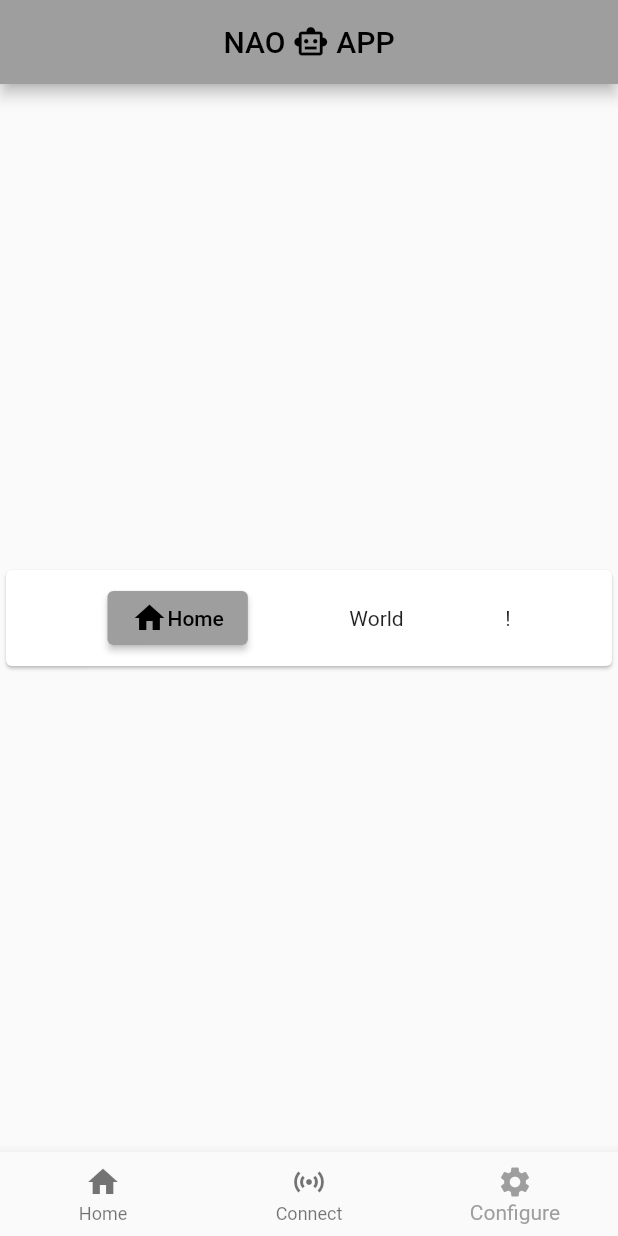
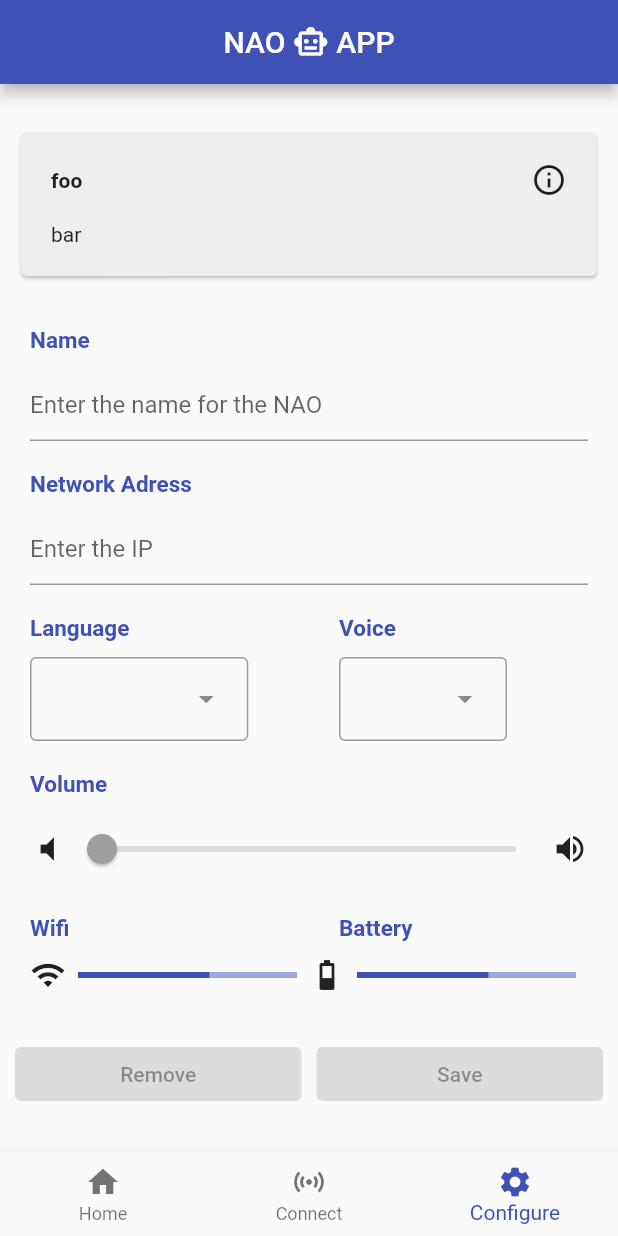
Before and after one commit to sbaer2306/NAO-APP, a Flutter app: the screen it shows after launch, item 3 of the bottom bar chosen, on a phone screen of 412 x 824 dp. Run offline on Flutter 3.47's test engine with Material 2 defaults, Android fonts, the phone set to English and light mode, and no system bars.

Commit message:
added: basic config layout

```diff
--- a/lib/my_app.dart
+++ b/lib/my_app.dart
@@ -29,7 +29,7 @@ class MyAppState extends State<MyApp> {
         debugShowCheckedModeBanner: false,
         title: 'NAO-App',
         theme: ThemeData(
-          primarySwatch: Colors.grey,
+          primarySwatch: Colors.indigo,
         ),
         home: SafeArea(
             child: Scaffold(
--- a/lib/pages/config_view.dart
+++ b/lib/pages/config_view.dart
@@ -1,48 +1,170 @@
 import 'package:flutter/material.dart';
+import 'package:nao_app/ui_elements/info_card.dart';
+
+class ConfigItem extends StatelessWidget {
+  const ConfigItem({Key? key, required this.children}) : super(key: key);
+
+  final List<Widget> children;
+
+  @override
+  Widget build(BuildContext context) {
+    return Padding(
+        padding: const EdgeInsets.only(left: 20, right: 20, top: 10),
+        child: Row(
+          children: children,
+        ));
+  }
+}
+
+class ConfigTitle extends StatelessWidget {
+  const ConfigTitle({Key? key, required this.title}) : super(key: key);
+
+  final String title;
+
+  @override
+  Widget build(BuildContext context) {
+    return Center(
+      child: Align(
+        alignment: Alignment.centerLeft,
+        child: Padding(
+          padding: const EdgeInsets.only(left: 20, right: 20, top: 20),
+          child: Text(
+            title,
+            style: TextStyle(
+              color: Theme.of(context).primaryColor,
+              fontSize: 15,
+              fontWeight: FontWeight.bold,
+            ),
+          ),
+        ),
+      ),
+    );
+  }
+}
 
 class ConfigView extends StatelessWidget {
   const ConfigView({Key? key}) : super(key: key);
 
   @override
   Widget build(BuildContext context) {
-    void promptDialog() {
-      showDialog(
-          context: context,
-          builder: (BuildContext context) {
-            return AlertDialog(
-              title: const Text("Dialog Title"),
-              content: const Text("Dialog Content"),
-              actions: [
-                TextButton(
-                    child: const Text("Ok"),
-                    onPressed: () {
-                      Navigator.of(context).pop();
-                    }),
-                TextButton(
-                    onPressed: () {
-                      Navigator.of(context).pop();
-                    },
-                    child: const Text("Close"))
-              ],
-            );
-          });
-    }
-
-    return Center(
-        child: Card(
-            child:
-                ButtonBar(alignment: MainAxisAlignment.spaceEvenly, children: [
-      ElevatedButton(
-        onPressed: promptDialog,
-        child: Row(
-          children: const [
-            Icon(Icons.home),
-            Text("Home"),
+    return SingleChildScrollView(
+        child: Column(
+      crossAxisAlignment: CrossAxisAlignment.start,
+      mainAxisAlignment: MainAxisAlignment.start,
+      children: [
+        const InfoCard(title: "foo", description: "bar"),
+        const ConfigTitle(title: "Name"),
+        const ConfigItem(children: [
+          Expanded(
+            child: TextField(
+              decoration:
+                  InputDecoration(hintText: "Enter the name for the NAO"),
+            ),
+          ),
+        ]),
+        const ConfigTitle(title: "Network Adress"),
+        const ConfigItem(children: [
+          Expanded(
+            child: TextField(
+              decoration: InputDecoration(hintText: "Enter the IP"),
+            ),
+          ),
+        ]),
+        Row(
+          mainAxisAlignment: MainAxisAlignment.spaceEvenly,
+          children: [
+            Expanded(
+              child: Column(
+                  crossAxisAlignment: CrossAxisAlignment.start,
+                  children: const [
+                    ConfigTitle(title: "Language"),
+                    ConfigItem(children: [
+                      DropdownMenu(dropdownMenuEntries: [
+                        DropdownMenuEntry(value: "german", label: "German")
+                      ])
+                    ])
+                  ]),
+            ),
+            Expanded(
+              child: Column(
+                  crossAxisAlignment: CrossAxisAlignment.start,
+                  children: const [
+                    ConfigTitle(title: "Voice"),
+                    ConfigItem(
+                        children: [DropdownMenu(dropdownMenuEntries: [])])
+                  ]),
+            )
           ],
         ),
-      ),
-      const Text("World"),
-      const Text("!")
-    ])));
+        const ConfigTitle(title: "Volume"),
+        const ConfigItem(
+          children: [
+            Icon(Icons.volume_mute),
+            Expanded(
+              child: Slider(value: 0, onChanged: null),
+            ),
+            Icon(Icons.volume_up),
+          ],
+        ),
+        Row(children: const [
+          Expanded(
+            child: ConfigTitle(title: "Wifi"),
+          ),
+          Expanded(
+            child: ConfigTitle(title: "Battery"),
+          ),
+        ]),
+        const ConfigItem(
+          children: [
+            Icon(Icons.wifi),
+            SizedBox(width: 8.0),
+            Expanded(
+              child: SizedBox(
+                height: 4.0,
+                child: LinearProgressIndicator(
+                  value: .6,
+                ),
+              ),
+            ),
+            SizedBox(width: 8.0),
+            Icon(Icons.battery_3_bar_outlined),
+            SizedBox(width: 8.0),
+            Expanded(
+              child: SizedBox(
+                height: 4.0,
+                child: LinearProgressIndicator(
+                  value: .6,
+                ),
+              ),
+            ),
+            SizedBox(width: 8.0),
+          ],
+        ),
+        const SizedBox(
+          height: 20,
+        ),
+        Padding(
+          padding: const EdgeInsets.all(10),
+          child: Row(
+            children: const [
+              Expanded(
+                child: ElevatedButton(
+                  onPressed: null,
+                  child: Text("Remove"),
+                ),
+              ),
+              SizedBox(
+                width: 10,
+              ),
+              Expanded(
+                  child: ElevatedButton(
+                onPressed: null,
+                child: Text("Save"),
+              )),
+            ],
+          ),
+        )
+      ],
+    ));
   }
 }
--- /dev/null
+++ b/lib/ui_elements/info_card.dart
@@ -0,0 +1,42 @@
+import 'package:flutter/material.dart';
+
+class InfoCard extends StatelessWidget {
+  const InfoCard({Key? key, required this.title, required this.description})
+      : super(key: key);
+
+  final String title;
+  final String description;
+
+  @override
+  Widget build(BuildContext context) {
+    return SizedBox(
+      width: double.infinity,
+      child: Padding(
+        padding: const EdgeInsets.all(10),
+        child: Card(
+          color: Colors.grey.shade200,
+          child: Padding(
+              padding: const EdgeInsets.all(20),
+              child: Column(
+                mainAxisAlignment: MainAxisAlignment.start,
+                crossAxisAlignment: CrossAxisAlignment.start,
+                children: [
+                  Row(
+                    crossAxisAlignment: CrossAxisAlignment.center,
+                    mainAxisAlignment: MainAxisAlignment.spaceBetween,
+                    children: [
+                      Text(
+                        title,
+                        style: const TextStyle(fontWeight: FontWeight.bold),
+                      ),
+                      const Icon(Icons.info_outline)
+                    ],
+                  ),
+                  Text("\n$description"),
+                ],
+              )),
+        ),
+      ),
+    );
+  }
+}
```
